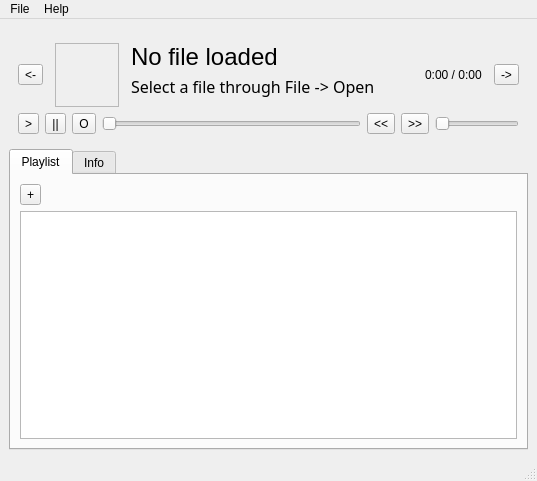
Old version of the form gui/mainwindow.ui in the repository ZoomTen/playah.
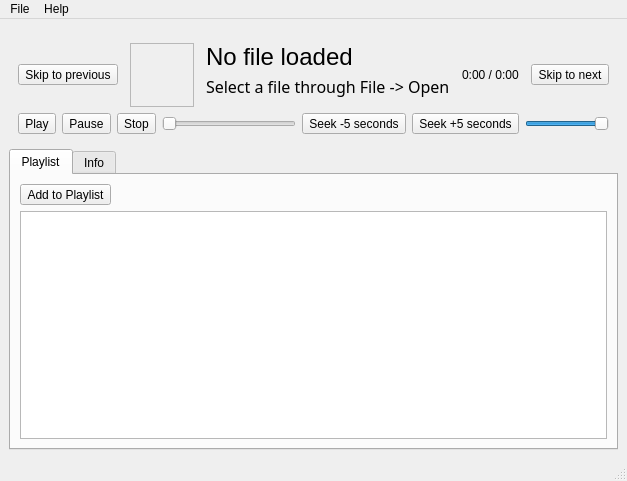
New version of the form. Icons and pictures are not drawn.

Commit message:
gui: reflect changes in lib
also add proper icons

What changed in the file:
```diff
--- a/gui/mainwindow.ui
+++ b/gui/mainwindow.ui
@@ -61,6 +61,9 @@
            <property name="alignment">
             <set>Qt::AlignLeading|Qt::AlignLeft|Qt::AlignTop</set>
            </property>
+           <property name="wordWrap">
+            <bool>true</bool>
+           </property>
           </widget>
          </item>
          <item row="1" column="2">
@@ -82,7 +85,11 @@
          <item row="0" column="4" rowspan="2">
           <widget class="QToolButton" name="toolButton_4">
            <property name="text">
-            <string>-&gt;</string>
+            <string>Skip to next</string>
+           </property>
+           <property name="icon">
+            <iconset theme="media-skip-forward">
+             <normaloff>.</normaloff>.</iconset>
            </property>
           </widget>
          </item>
@@ -111,7 +118,11 @@
          <item row="0" column="0" rowspan="2">
           <widget class="QToolButton" name="toolButton_5">
            <property name="text">
-            <string>&lt;-</string>
+            <string>Skip to previous</string>
+           </property>
+           <property name="icon">
+            <iconset theme="media-skip-backward">
+             <normaloff>.</normaloff>.</iconset>
            </property>
           </widget>
          </item>
@@ -132,21 +143,33 @@
          <item>
           <widget class="QToolButton" name="playButton">
            <property name="text">
-            <string>&gt;</string>
+            <string>Play</string>
+           </property>
+           <property name="icon">
+            <iconset theme="media-playback-start">
+             <normaloff>.</normaloff>.</iconset>
            </property>
           </widget>
          </item>
          <item>
           <widget class="QToolButton" name="pauseButton">
            <property name="text">
-            <string>||</string>
+            <string>Pause</string>
+           </property>
+           <property name="icon">
+            <iconset theme="media-playback-pause">
+             <normaloff>.</normaloff>.</iconset>
            </property>
           </widget>
          </item>
          <item>
           <widget class="QToolButton" name="stopButton">
            <property name="text">
-            <string>O</string>
+            <string>Stop</string>
+           </property>
+           <property name="icon">
+            <iconset theme="media-playback-stop">
+             <normaloff>.</normaloff>.</iconset>
            </property>
           </widget>
          </item>
@@ -169,14 +192,22 @@
          <item>
           <widget class="QToolButton" name="seekLeft">
            <property name="text">
-            <string>&lt;&lt;</string>
+            <string>Seek -5 seconds</string>
+           </property>
+           <property name="icon">
+            <iconset theme="media-seek-backward">
+             <normaloff>.</normaloff>.</iconset>
            </property>
           </widget>
          </item>
          <item>
           <widget class="QToolButton" name="seekRight">
            <property name="text">
-            <string>&gt;&gt;</string>
+            <string>Seek +5 seconds</string>
+           </property>
+           <property name="icon">
+            <iconset theme="media-seek-forward">
+             <normaloff>.</normaloff>.</iconset>
            </property>
           </widget>
          </item>
@@ -188,6 +219,9 @@
              <verstretch>0</verstretch>
             </sizepolicy>
            </property>
+           <property name="value">
+            <number>99</number>
+           </property>
            <property name="orientation">
             <enum>Qt::Horizontal</enum>
            </property>
@@ -217,7 +251,11 @@
         <item>
          <widget class="QToolButton" name="addToPlaylist">
           <property name="text">
-           <string>+</string>
+           <string>Add to Playlist</string>
+          </property>
+          <property name="icon">
+           <iconset theme="list-add">
+            <normaloff>.</normaloff>.</iconset>
           </property>
          </widget>
         </item>
```
Left out of the diff: 7 changed lines with no effect on the pictures. The commit also changes 3 other files.
